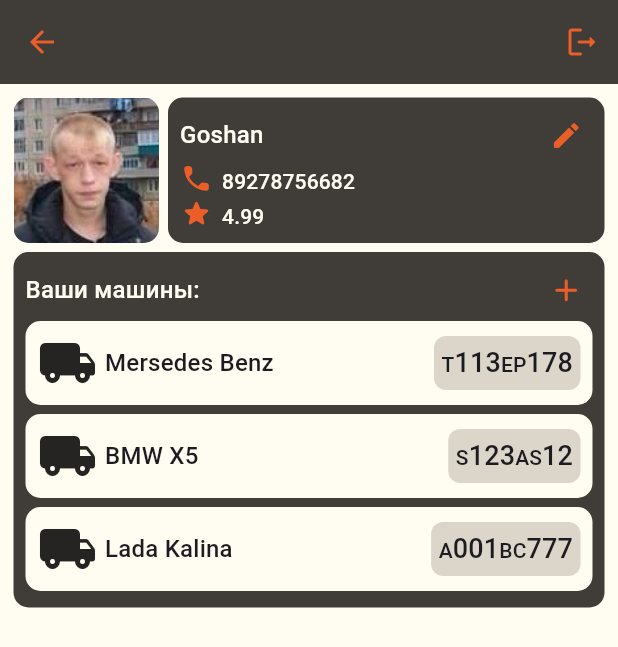
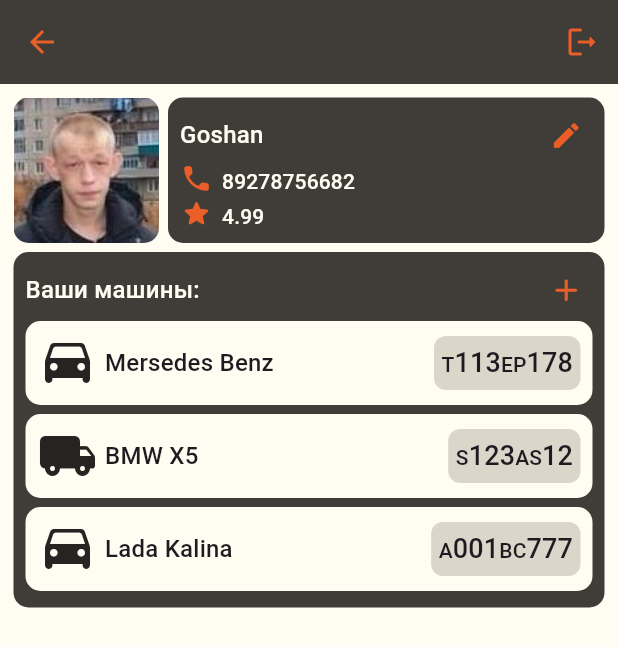
Before and after one commit to zhelemishsh/car_wash_frontend, a Flutter app: the screen it shows after launch, after a tap on the "menu" icon, on a phone screen of 412 x 824 dp. Shown: the top 647 px of the screen. Run offline on Flutter 3.47's test engine with Material 2 defaults, Android fonts, the phone set to English and light mode, and no system bars; our stand-ins replace carousel_slider, geolocator, screenshot; missing offline and left inert: great_circle_distance_calculator, yandex_mapkit; accounts and stored records are empty.

Commit message:
feat: add car types

```diff
--- a/lib/models/car.dart
+++ b/lib/models/car.dart
@@ -1,6 +1,11 @@
 class Car {
   String number;
   String name;
+  CarType type;
 
-  Car(this.number, this.name);
+  Car(this.number, this.name, this.type);
 }
+
+enum CarType {
+  passengerCar, truck
+}
--- a/lib/views/accepted_order_panel/accepted_order_presenter.dart
+++ b/lib/views/accepted_order_panel/accepted_order_presenter.dart
@@ -13,7 +13,7 @@ class AcceptedOrderPresenter {
     500,
     DateTime.now(),
     DateTime.now(),
-    Car("123", "Mersedes"),
+    Car("123", "Mersedes", CarType.passengerCar),
     [WashService.interiorDryCleaning, WashService.diskCleaning,]
   );
 }
--- a/lib/views/account_menu/account_menu_page.dart
+++ b/lib/views/account_menu/account_menu_page.dart
@@ -161,10 +161,7 @@ class AccountMenuPageState extends State<AccountMenuPage> {
       isToggled: _presenter.selectedCars.contains(car),
       child: Row(
         children: [
-          const Icon(
-            Icons.local_shipping_rounded,
-            size: 40,
-          ),
+          Icon(_carIcon(car.type), size: 40,),
           Expanded(
             child: Container(
               padding: const EdgeInsets.only(left: 5),
@@ -214,4 +211,13 @@ class AccountMenuPageState extends State<AccountMenuPage> {
       ],
     );
   }
+
+  IconData _carIcon(CarType carType) {
+    switch (carType) {
+      case CarType.passengerCar:
+        return Icons.drive_eta_rounded;
+      case CarType.truck:
+        return Icons.local_shipping_rounded;
+    }
+  }
 }
--- a/lib/views/account_menu/account_menu_presenter.dart
+++ b/lib/views/account_menu/account_menu_presenter.dart
@@ -2,9 +2,9 @@ import '../../models/car.dart';
 
 class AccountMenuPresenter {
   final List<Car> cars = [
-    Car("T113EP178", "Mersedes Benz"),
-    Car("S123AS12", "BMW X5"),
-    Car("A001BC777", "Lada Kalina")
+    Car("T113EP178", "Mersedes Benz", CarType.passengerCar),
+    Car("S123AS12", "BMW X5", CarType.truck),
+    Car("A001BC777", "Lada Kalina", CarType.passengerCar)
   ];
   final List<Car> selectedCars = [];
 }
--- a/lib/views/main_page/main_page.dart
+++ b/lib/views/main_page/main_page.dart
@@ -78,20 +78,21 @@ class MainPageState extends State<MainPage> {
 
   Widget _descriptionPanel() {
     return Container(
-      padding: const EdgeInsets.symmetric(horizontal: 14, vertical: 6),
+      padding: const EdgeInsets.symmetric(horizontal: 14, vertical: 3),
       decoration: BoxDecoration(
+        color: AppColors.dirtyWhite,
         borderRadius: BorderRadius.circular(15),
         boxShadow: [
           BoxShadow(
-            color: Colors.white.withOpacity(0.8),
-            offset: const Offset(0, 0),
-            blurRadius: 10,
+            color: Colors.black.withOpacity(0.4),
+            offset: const Offset(0, 2),
+            blurRadius: 4,
           ),
         ],
       ),
       child: Text(
         _descriptionText(),
-        style: Theme.of(context).textTheme.titleMedium,
+        style: Theme.of(context).textTheme.titleSmall,
       ),
     );
   }
@@ -135,6 +136,7 @@ class MainPageState extends State<MainPage> {
           padding: const EdgeInsets.all(8),
           backgroundColor: AppColors.grey,
           foregroundColor: AppColors.orange,
+          shadowColor: Colors.black.withOpacity(0.8),
         ),
         child: Icon(
           iconData,
@@ -189,11 +191,11 @@ class MainPageState extends State<MainPage> {
   String _descriptionText() {
     switch (_orderState) {
       case OrderState.orderCreation:
-        return "Select order options";
+        return "Выберите параметры заказа";
       case OrderState.offerSelection:
-        return "Choose a car wash offer";
+        return "Выберите предложение";
       case OrderState.waitingForWash:
-        return "Order waiting for you";
+        return "Ваш текущий заказ:";
     }
   }
 }
--- a/lib/views/offer_selection_panel/offer_selection_panel.dart
+++ b/lib/views/offer_selection_panel/offer_selection_panel.dart
@@ -58,7 +58,7 @@ class OfferSelectionPanelState
   @override
   Widget build(BuildContext context) {
     return Container(
-      constraints: const BoxConstraints(maxHeight: 350, minHeight: 0),
+      constraints: const BoxConstraints(maxHeight: 270, minHeight: 0),
       child: ListView.builder(
         padding: EdgeInsets.zero,
         shrinkWrap: true,
--- a/lib/views/order_creation_panel/order_creation_presenter.dart
+++ b/lib/views/order_creation_panel/order_creation_presenter.dart
@@ -8,7 +8,7 @@ class OrderCreationPresenter {
   final OrderCreationContract _view;
   final WashOrderBuilder orderBuilder = WashOrderBuilder();
   final List<Car> cars = [
-    Car("1", "Mercedes-Benz A"), Car("2", "BMW X7 M60i"),
+    Car("1", "Mercedes-Benz A", CarType.passengerCar), Car("2", "BMW X7 M60i", CarType.truck),
   ];
 
   OrderCreationPresenter(this._view);
```
